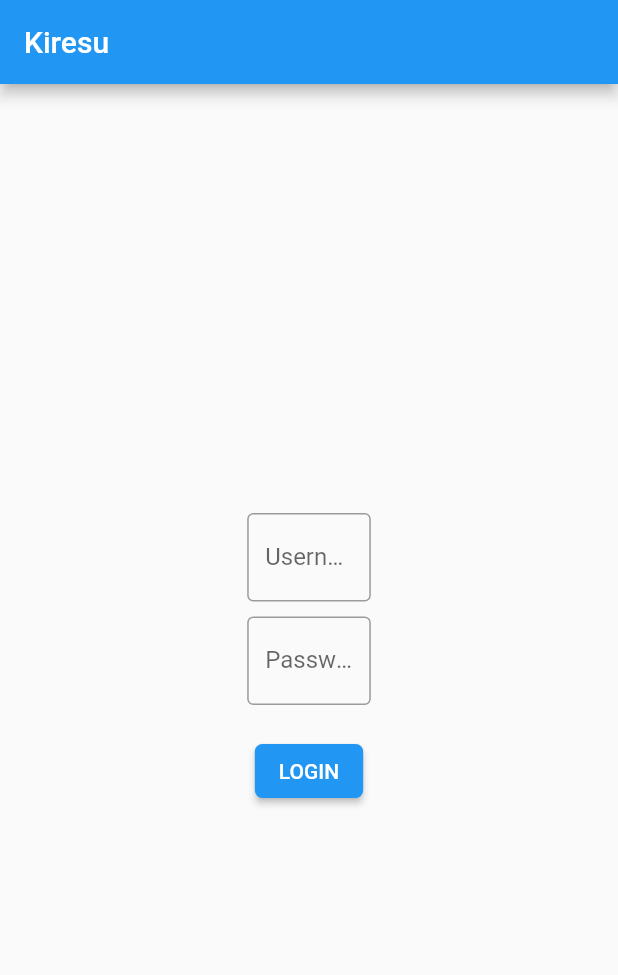
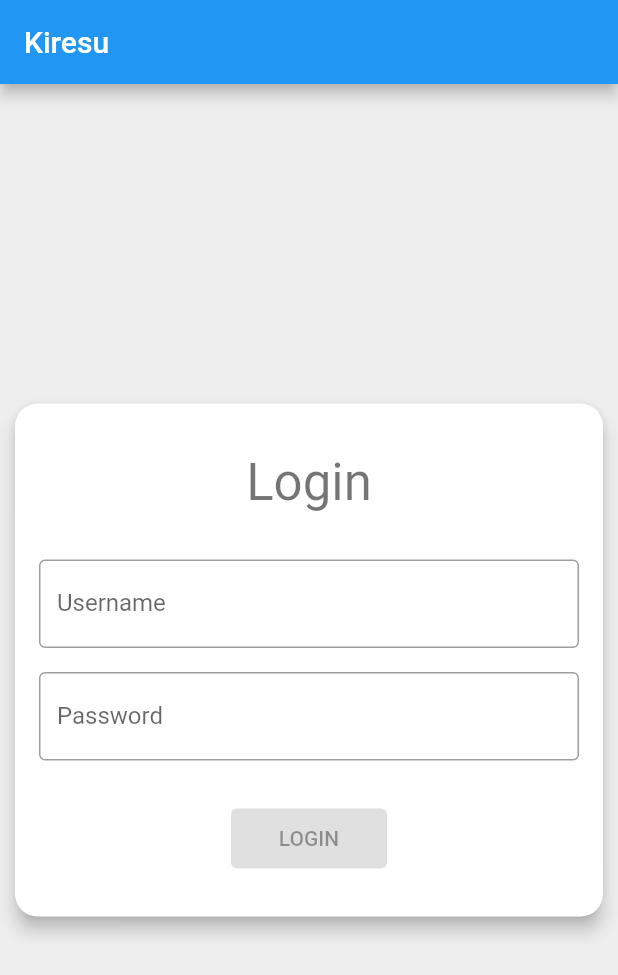
Before and after one commit to FrancescoBembo/kiresu_web, a Flutter app: the screen it shows after launch, on a phone screen of 412 x 824 dp. Shown: the top 975 px of the screen. Run offline on Flutter 3.47's test engine with Material 2 defaults, Android fonts, the phone set to English and light mode, and no system bars; missing offline and left inert: dart:html.

Commit message:
Card added

```diff
--- a/lib/Screens/login_screen.dart
+++ b/lib/Screens/login_screen.dart
@@ -1,57 +1,113 @@
 import 'package:flutter/material.dart';
 
-class LoginScreen extends StatefulWidget {
-  @override
-  _LoginScreenState createState() => _LoginScreenState();
-}
-
-class _LoginScreenState extends State<LoginScreen> {
+class SignUpScreen extends StatelessWidget {
   @override
   Widget build(BuildContext context) {
     return Scaffold(
       appBar: AppBar(
         title: Text('Kiresu'),
       ),
-      body: Column(
-        mainAxisAlignment: MainAxisAlignment.center,
-        crossAxisAlignment: CrossAxisAlignment.center,
+      backgroundColor: Colors.grey[200],
+      body: Center(
+        child: SizedBox(
+          width: 400,
+          child: Card(
+            elevation: 5,
+            shape: RoundedRectangleBorder(
+              borderRadius: BorderRadius.circular(15),
+            ),
+            child: SignUpForm(),
+          ),
+        ),
+      ),
+    );
+  }
+}
+
+class WelcomeScreen extends StatelessWidget {
+  @override
+  Widget build(BuildContext context) {
+    return Scaffold(
+      body: Center(
+        child: Text('Welcome!', style: Theme.of(context).textTheme.headline2),
+      ),
+    );
+  }
+}
+
+class SignUpForm extends StatefulWidget {
+  @override
+  _SignUpFormState createState() => _SignUpFormState();
+}
+
+class _SignUpFormState extends State<SignUpForm> {
+  final _usernameTextController = TextEditingController();
+  final _passwordTextController = TextEditingController();
+
+  double _formProgress = 0;
+
+  void _updateFormProgress() {
+    var progress = 0.0;
+    var controllers = [
+      _usernameTextController,
+      _passwordTextController,
+    ];
+
+    for (var controller in controllers) {
+      if (controller.value.text.isNotEmpty) {
+        progress += 1 / controllers.length;
+      }
+    }
+
+    setState(() {
+      _formProgress = progress;
+    });
+  }
+
+  void _showWelcomeScreen() {
+    Navigator.of(context).pushNamed('/welcome');
+  }
+
+  @override
+  Widget build(BuildContext context) {
+    return Form(
+      onChanged: _updateFormProgress,
+      child: Column(
+        mainAxisSize: MainAxisSize.min,
         children: [
-          Container(
-            width: 0.2 * MediaQuery.of(context).size.width,
-            child: TextField(
+          Padding(
+              padding: EdgeInsets.fromLTRB(16, 32, 16, 32),
+              child:
+                  Text('Login', style: Theme.of(context).textTheme.headline4)),
+          Padding(
+            padding: EdgeInsets.fromLTRB(16, 0, 16, 16),
+            child: TextFormField(
+              controller: _usernameTextController,
               decoration: InputDecoration(
                   labelText: 'Username', border: OutlineInputBorder()),
             ),
           ),
-          SizedBox(
-            height: 10,
-          ),
-          Container(
-            width: 0.2 * MediaQuery.of(context).size.width,
-            child: TextField(
+          Padding(
+            padding: EdgeInsets.fromLTRB(16, 0, 16, 16),
+            child: TextFormField(
               obscureText: true,
+              controller: _passwordTextController,
               decoration: InputDecoration(
                   labelText: 'Password', border: OutlineInputBorder()),
             ),
           ),
-          SizedBox(
-            height: 20,
+          Padding(
+            padding: const EdgeInsets.fromLTRB(16, 16, 16, 32),
+            child: SizedBox(
+              width: 104.0,
+              height: 40,
+              child: ElevatedButton(
+                style: ButtonStyle(),
+                onPressed: _formProgress == 1 ? _showWelcomeScreen : null,
+                child: Text('LOGIN'),
+              ),
+            ),
           ),
-          Row(
-            mainAxisAlignment: MainAxisAlignment.center,
-            crossAxisAlignment: CrossAxisAlignment.center,
-            children: [
-              ElevatedButton(
-                onPressed: () {},
-                child: Text('LOGIN'),
-                style: ElevatedButton.styleFrom(
-                  shape: new RoundedRectangleBorder(
-                    borderRadius: new BorderRadius.circular(5.0),
-                  ),
-                ),
-              )
-            ],
-          )
         ],
       ),
     );
--- a/lib/main.dart
+++ b/lib/main.dart
@@ -14,7 +14,11 @@ class KiresuManagerApp extends StatelessWidget {
     return MaterialApp(
       debugShowCheckedModeBanner: false,
       title: 'Kiresu Manager',
-      home: LoginScreen(),
+      //home: LoginScreen(),
+      routes: {
+        '/': (context) => SignUpScreen(),
+        '/welcome': (context) => WelcomeScreen(),
+      },
     );
   }
 }
```
